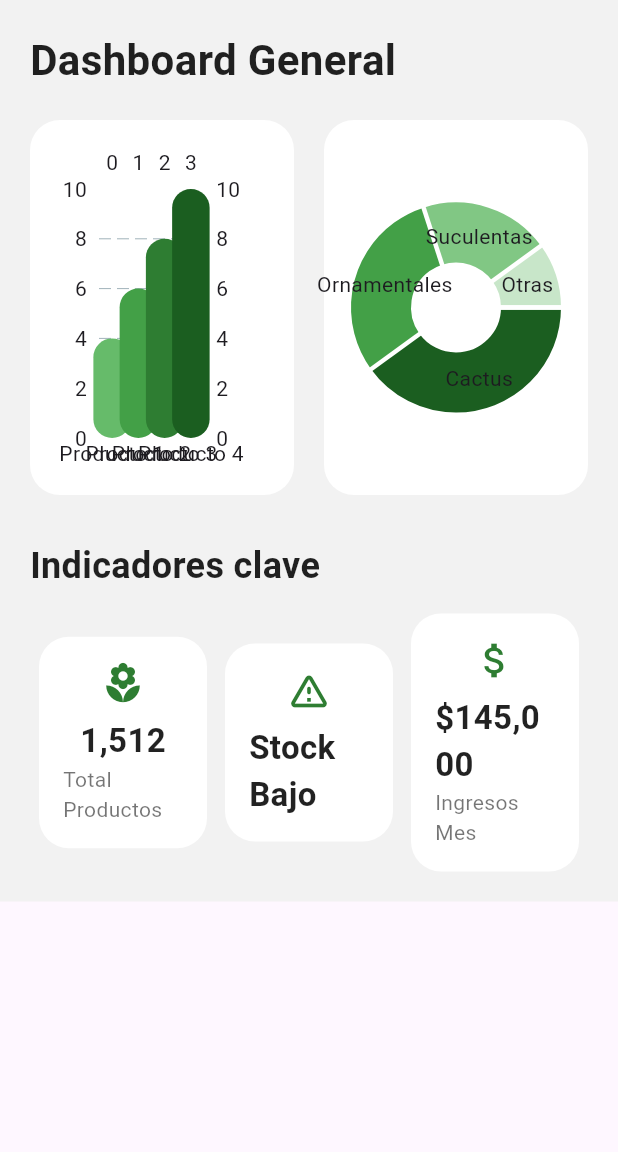
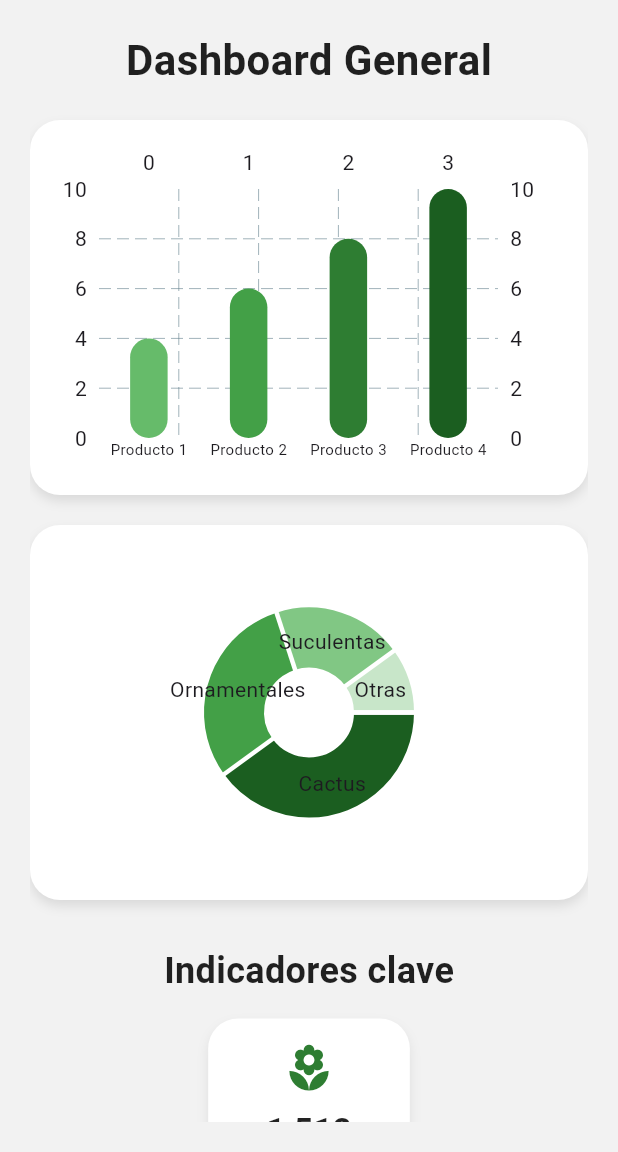
Before and after one commit to natalia482/inventivo_viveros, a Flutter app: the DashboardScreen screen opened directly, on a phone screen of 412 x 824 dp, the part 84-1236 px from its top. Run offline on Flutter 3.47's test engine with Material 3 defaults, Android fonts, the phone set to English and light mode, and no system bars; drawn by our look-alikes of fl_chart; our stand-ins replace shared_preferences; accounts and stored records are empty.

Commit message:
Ajuste dashboard pantalla telefono

```diff
--- a/lib/screens/dashboard.dart
+++ b/lib/screens/dashboard.dart
@@ -126,14 +126,22 @@ class _DashboardScreenState extends State<DashboardScreen> {
     );
   }
 
-  // 🌿 Dashboard visual principal
+  // 🌿 Dashboard visual principal adaptado y centrado
   Widget _buildDashboardPrincipal() {
     return Container(
       color: const Color(0xFFF2F2F2),
       padding: const EdgeInsets.all(20),
+      child: LayoutBuilder(
+        builder: (context, constraints) {
+          final bool isMobile = constraints.maxWidth < 700;
+
+          return Center(
+            child: ConstrainedBox(
+              constraints: const BoxConstraints(maxWidth: 1200),
               child: SingleChildScrollView(
                 child: Column(
-          crossAxisAlignment: CrossAxisAlignment.start,
+                  crossAxisAlignment:
+                      isMobile ? CrossAxisAlignment.center : CrossAxisAlignment.start,
                   children: [
                     const Text(
                       "Dashboard General",
@@ -146,7 +154,19 @@ class _DashboardScreenState extends State<DashboardScreen> {
                     const SizedBox(height: 20),
 
                     // 📊 Gráficos principales
-            Row(
+                    isMobile
+                        ? Column(
+                            crossAxisAlignment: CrossAxisAlignment.center,
+                            children: [
+                              Container(
+                                margin: const EdgeInsets.only(bottom: 20),
+                                width: double.infinity,
+                                child: _buildGraficoBarras(),
+                              ),
+                              _buildGraficoCircular(),
+                            ],
+                          )
+                        : Row(
                             crossAxisAlignment: CrossAxisAlignment.start,
                             children: [
                               Expanded(child: _buildGraficoBarras()),
@@ -154,6 +174,7 @@ class _DashboardScreenState extends State<DashboardScreen> {
                               Expanded(child: _buildGraficoCircular()),
                             ],
                           ),
+
                     const SizedBox(height: 30),
 
                     const Text(
@@ -167,28 +188,63 @@ class _DashboardScreenState extends State<DashboardScreen> {
                     const SizedBox(height: 15),
 
                     // 💡 Tarjetas inferiores
-            Row(
-              mainAxisAlignment: MainAxisAlignment.spaceBetween,
+                    isMobile
+                        ? Column(
+                            crossAxisAlignment: CrossAxisAlignment.center,
                             children: [
                               _buildIndicador(
                                 icon: Icons.local_florist,
                                 valor: "1,512",
                                 titulo: "Total Productos",
                               ),
+                              const SizedBox(height: 10),
                               _buildIndicador(
                                 icon: Icons.warning_amber_rounded,
                                 valor: "Stock Bajo",
                                 titulo: "",
                               ),
+                              const SizedBox(height: 10),
                               _buildIndicador(
                                 icon: Icons.attach_money,
                                 valor: "\$145,000",
                                 titulo: "Ingresos Mes",
                               ),
                             ],
+                          )
+                        : Row(
+                            mainAxisAlignment: MainAxisAlignment.spaceBetween,
+                            children: [
+                              Expanded(
+                                child: _buildIndicador(
+                                  icon: Icons.local_florist,
+                                  valor: "1,512",
+                                  titulo: "Total Productos",
+                                ),
+                              ),
+                              const SizedBox(width: 15),
+                              Expanded(
+                                child: _buildIndicador(
+                                  icon: Icons.warning_amber_rounded,
+                                  valor: "Stock Bajo",
+                                  titulo: "",
+                                ),
+                              ),
+                              const SizedBox(width: 15),
+                              Expanded(
+                                child: _buildIndicador(
+                                  icon: Icons.attach_money,
+                                  valor: "\$145,000",
+                                  titulo: "Ingresos Mes",
+                                ),
                               ),
                             ],
                           ),
+                  ],
+                ),
+              ),
+            ),
+          );
+        },
       ),
     );
   }
@@ -200,6 +256,13 @@ class _DashboardScreenState extends State<DashboardScreen> {
       decoration: BoxDecoration(
         color: Colors.white,
         borderRadius: BorderRadius.circular(20),
+        boxShadow: [
+          BoxShadow(
+            color: Colors.black.withOpacity(0.1),
+            blurRadius: 6,
+            offset: const Offset(0, 4),
+          ),
+        ],
       ),
       height: 250,
       child: BarChart(
@@ -215,7 +278,10 @@ class _DashboardScreenState extends State<DashboardScreen> {
                 showTitles: true,
                 getTitlesWidget: (value, meta) {
                   const labels = ['Producto 1', 'Producto 2', 'Producto 3', 'Producto 4'];
-                  return Text(labels[value.toInt() % labels.length]);
+                  return Text(
+                    labels[value.toInt() % labels.length],
+                    style: const TextStyle(fontSize: 10),
+                  );
                 },
               ),
             ),
@@ -246,6 +312,13 @@ class _DashboardScreenState extends State<DashboardScreen> {
       decoration: BoxDecoration(
         color: Colors.white,
         borderRadius: BorderRadius.circular(20),
+        boxShadow: [
+          BoxShadow(
+            color: Colors.black.withOpacity(0.1),
+            blurRadius: 6,
+            offset: const Offset(0, 4),
+          ),
+        ],
       ),
       height: 250,
       child: PieChart(
@@ -269,19 +342,25 @@ class _DashboardScreenState extends State<DashboardScreen> {
     required String valor,
     required String titulo,
   }) {
-    return Expanded(
-      child: Container(
+    return Container(
       margin: const EdgeInsets.symmetric(horizontal: 6),
       padding: const EdgeInsets.all(16),
       decoration: BoxDecoration(
         color: Colors.white,
         borderRadius: BorderRadius.circular(20),
+        boxShadow: [
+          BoxShadow(
+            color: Colors.black.withOpacity(0.08),
+            blurRadius: 6,
+            offset: const Offset(0, 4),
+          ),
+        ],
       ),
       child: Column(
         mainAxisSize: MainAxisSize.min,
         mainAxisAlignment: MainAxisAlignment.center,
         children: [
-            Icon(icon, color: Colors.green[800], size: 30),
+          Icon(icon, color: Colors.green[800], size: 35),
           const SizedBox(height: 8),
           Text(
             valor,
@@ -298,7 +377,6 @@ class _DashboardScreenState extends State<DashboardScreen> {
             ),
         ],
       ),
-      ),
     );
   }
 }
```
Lines whose indentation alone changed are shown as unchanged.
